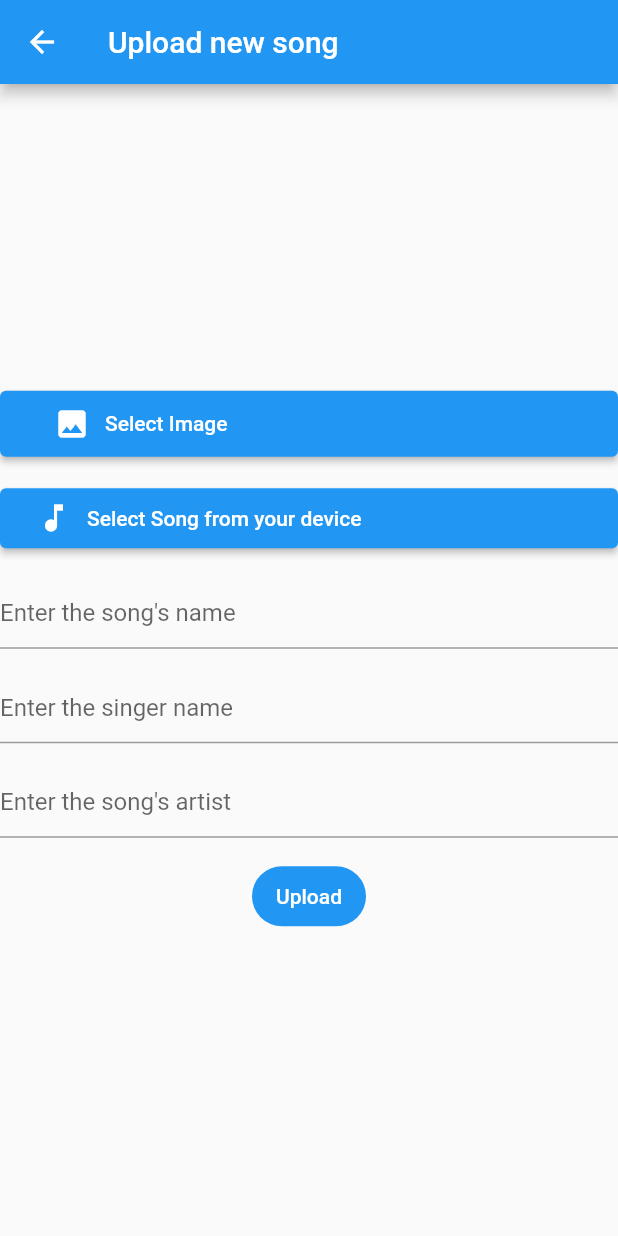
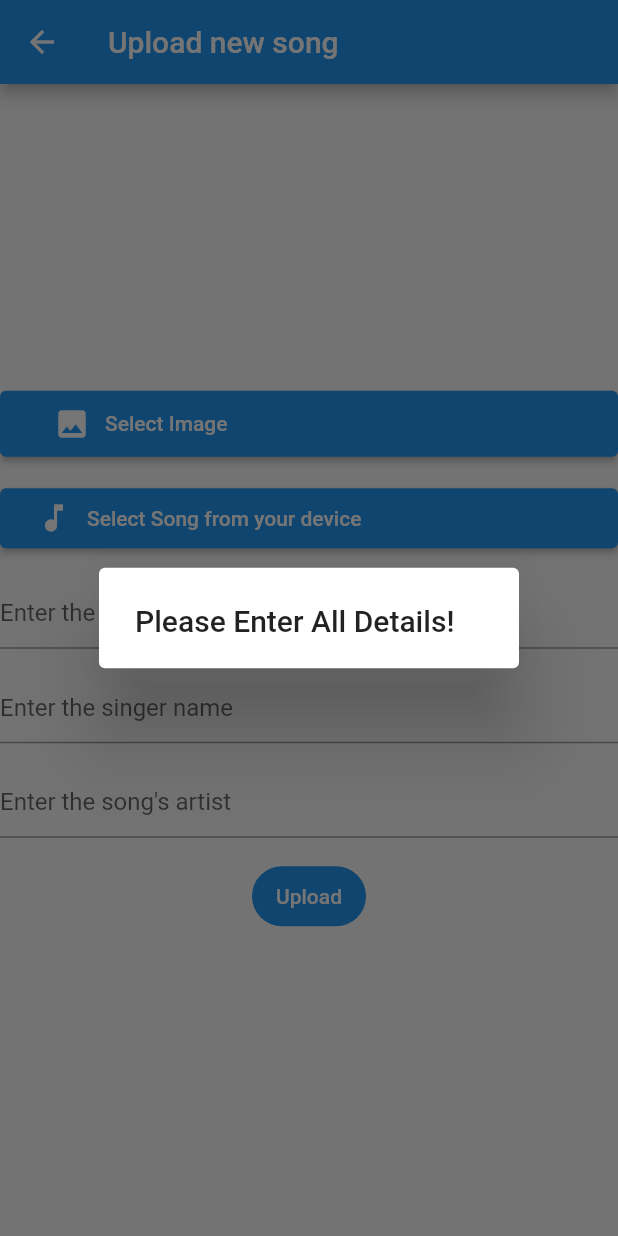
Before and after one commit to hienhh97/music_app, a Flutter app: the UploadNewSong screen opened directly, after a tap on "Upload", on a phone screen of 412 x 824 dp. Run offline on Flutter 3.47's test engine with Material 2 defaults, Android fonts, the phone set to English and light mode, and no system bars; our stand-ins replace cloud_firestore, file_picker, firebase_auth, firebase_core, firebase_storage, loading_indicator; accounts and stored records are empty.

Commit message:
upload successfully

```diff
--- a/lib/screens/common screens/upload_new_song.dart
+++ b/lib/screens/common screens/upload_new_song.dart
@@ -1,5 +1,6 @@
 import 'dart:io';
 
+import 'package:cloud_firestore/cloud_firestore.dart';
 import 'package:file_picker/file_picker.dart';
 import 'package:flutter/material.dart';
 import 'package:firebase_storage/firebase_storage.dart';
@@ -16,15 +17,96 @@ class _UploadNewSongState extends State<UploadNewSong> {
   final songname = TextEditingController();
   final singer = TextEditingController();
   final songartist = TextEditingController();
-  String? imgPath;
+  PlatformFile? pickedImageFile, pickedSongFile;
+  var songUrlDownload, imageUrlDownload;
 
-  void uploadImage() async {
-    FilePickerResult? img = await FilePicker.platform.pickFiles(
-      type: FileType.image,
+  Future upLoadImage() async {
+    final imgpath = 'images/${pickedImageFile!.name}';
+    final imgFile = File(pickedImageFile!.path!);
+    Reference ref = FirebaseStorage.instance.ref().child(imgpath);
+    UploadTask uploadTask = ref.putFile(imgFile);
+    final snapshot = await uploadTask.whenComplete(() {});
+    imageUrlDownload = await snapshot.ref.getDownloadURL();
+    print('Download link: ${imageUrlDownload}');
+  }
+
+  Future uploadSong() async {
+    final songpath = 'songs/${pickedSongFile!.name}';
+    final songFile = File(pickedSongFile!.path!);
+    Reference ref = FirebaseStorage.instance.ref().child(songpath);
+    UploadTask uploadTask = ref.putFile(songFile);
+    final snapshot = await uploadTask.whenComplete(() {});
+    songUrlDownload = await snapshot.ref.getDownloadURL();
+    print('Download link: ${songUrlDownload}');
+  }
+
+  void selectImage() async {
+    FilePickerResult? img =
+        await FilePicker.platform.pickFiles(type: FileType.image);
+    if (img != null) {
+      File imageFile = File(img.files.single.path!);
+    } else {}
+
+    setState(() {
+      img = img;
+      pickedImageFile = img!.files.first;
+      upLoadImage();
+    });
+  }
+
+  void selectSong() async {
+    FilePickerResult? song = await FilePicker.platform.pickFiles(
+      type: FileType.any,
     );
-    if (img != null) {
-      File file = File(img.files.single.path!);
+    if (song != null) {
+      File songFile = File(song.files.single.path!);
     } else {}
+
+    setState(() {
+      song = song;
+      pickedSongFile = song!.files.first;
+      uploadSong();
+    });
+  }
+
+  submitData(context) {
+    if (songname.text != '' &&
+        songUrlDownload != null &&
+        imageUrlDownload != null) {
+      print(songname.text);
+      print(singer.text);
+      print(songartist.text);
+      print(songUrlDownload.toString());
+      print(imageUrlDownload.toString());
+
+      var data = {
+        "song_name": songname.text,
+        "singer": singer.text,
+        "song_artist": songartist.text,
+        "song_url": songUrlDownload.toString(),
+        "image_url": imageUrlDownload.toString(),
+      };
+
+      FirebaseFirestore.instance
+          .collection("songs")
+          .doc()
+          .set(data)
+          .whenComplete(() => showDialog(
+                context: context,
+                builder: (context) =>
+                    _onTapButton(context, "File uploaded successfully!"),
+              ));
+    } else {
+      showDialog(
+        context: context,
+        builder: (context) =>
+            _onTapButton(context, "Please Enter All Details!"),
+      );
+    }
+  }
+
+  _onTapButton(BuildContext context, data) {
+    return AlertDialog(title: Text(data));
   }
 
   @override
@@ -37,9 +119,22 @@ class _UploadNewSongState extends State<UploadNewSong> {
         child: Column(
           mainAxisAlignment: MainAxisAlignment.center,
           children: [
+            if (pickedImageFile != null)
+              Expanded(
+                child: Container(
+                  color: Colors.blue[100],
+                  child: Center(
+                    child: Image.file(
+                      File(pickedImageFile!.path!),
+                      width: double.infinity,
+                      fit: BoxFit.cover,
+                    ),
+                  ),
+                ),
+              ),
             //upload image button
             ElevatedButton(
-              onPressed: () => uploadImage(),
+              onPressed: () => selectImage(),
               child: Padding(
                 padding: const EdgeInsets.fromLTRB(20, 10, 20, 10),
                 child: Row(
@@ -58,12 +153,7 @@ class _UploadNewSongState extends State<UploadNewSong> {
               height: 15,
             ),
             ElevatedButton(
-              onPressed: () async {
-                FilePickerResult? musicFile =
-                    await FilePicker.platform.pickFiles(
-                  type: FileType.audio,
-                );
-              },
+              onPressed: () => selectSong(),
               child: Padding(
                 padding: const EdgeInsets.all(8.0),
                 child: Row(
@@ -90,7 +180,7 @@ class _UploadNewSongState extends State<UploadNewSong> {
               height: 15,
             ),
             TextFormField(
-              controller: songname,
+              controller: singer,
               decoration:
                   const InputDecoration(hintText: "Enter the singer name"),
             ),
@@ -106,7 +196,7 @@ class _UploadNewSongState extends State<UploadNewSong> {
               height: 15,
             ),
             FilledButton(
-              onPressed: () {},
+              onPressed: () => submitData(context),
               child: const Text("Upload"),
             ),
           ],
```
